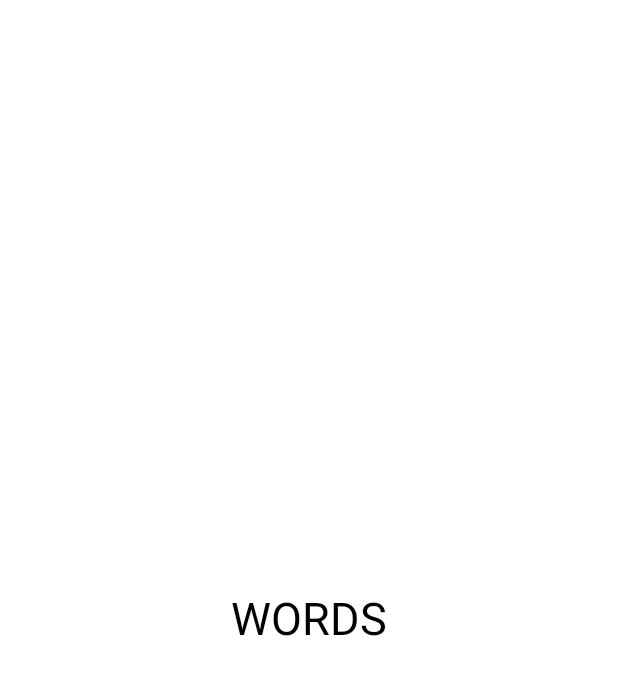
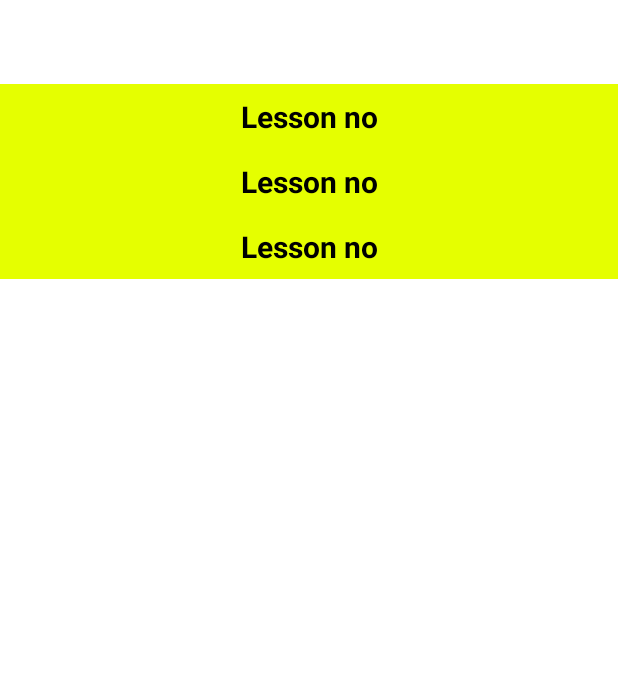
Before and after one commit to sankalpalokuliyanage/learnK, an Android app: the layout fragment_words.xml on its own in the app's theme, with its tools: preview values and no code run, on a phone screen of 412 x 824 dp. Shown: the top 675 px of the screen. Run offline under Robolectric (Android 15) with nearby library versions, the phone set to English and light mode, and no system bars.

Commit message:
successfully add lesson name get by firebase realtime database

```diff
--- a/app/src/main/res/layout/fragment_words.xml
+++ b/app/src/main/res/layout/fragment_words.xml
@@ -1,17 +1,9 @@
-<?xml version="1.0" encoding="utf-8"?>
-<RelativeLayout xmlns:android="http://schemas.android.com/apk/res/android"
+<androidx.recyclerview.widget.RecyclerView xmlns:android="http://schemas.android.com/apk/res/android"
+    xmlns:app="http://schemas.android.com/apk/res-auto"
     xmlns:tools="http://schemas.android.com/tools"
+    android:id="@+id/recyclerview1"
     android:layout_width="match_parent"
     android:layout_height="match_parent"
-    tools:context=".fragments.WordsFragment">
-
-    <!-- TODO: Update blank fragment layout -->
-    <TextView
-        android:layout_width="wrap_content"
-        android:layout_height="wrap_content"
-        android:text="WORDS"
-        android:textSize="30dp"
-        android:layout_centerInParent="true"
-        android:textColor="@color/black"/>
-
-</RelativeLayout>
+    app:layoutManager="androidx.recyclerview.widget.LinearLayoutManager"
+    android:paddingTop="?attr/actionBarSize"
+    tools:listitem="@layout/wlrecyc" />
--- /dev/null
+++ b/app/src/main/res/layout/wlrecyc.xml
@@ -0,0 +1,21 @@
+<?xml version="1.0" encoding="utf-8"?>
+<LinearLayout
+    android:background="@color/yellow"
+    xmlns:android="http://schemas.android.com/apk/res/android"
+    android:layout_width="match_parent"
+    android:layout_height="wrap_content"
+    android:orientation="vertical">
+
+    <!-- TextView for the paragraph -->
+    <TextView
+        android:id="@+id/wlname"
+        android:textAlignment="center"
+        android:layout_width="match_parent"
+        android:layout_height="wrap_content"
+        android:padding="8dp"
+        android:textColor="@color/black"
+        android:text="Lesson no"
+        android:textSize="20sp"
+        android:textStyle="bold"/>
+
+</LinearLayout>
```
Also changed, not shown: app/src/main/java/com/example/learnkorean/adaptor/WordLAdapter.java (added, +53 -0 lines), app/src/main/java/com/example/learnkorean/fragments/WordsFragment.java (+57 -1 lines), app/src/main/java/com/example/learnkorean/models/WordLModel.java (added, +21 -0 lines).
